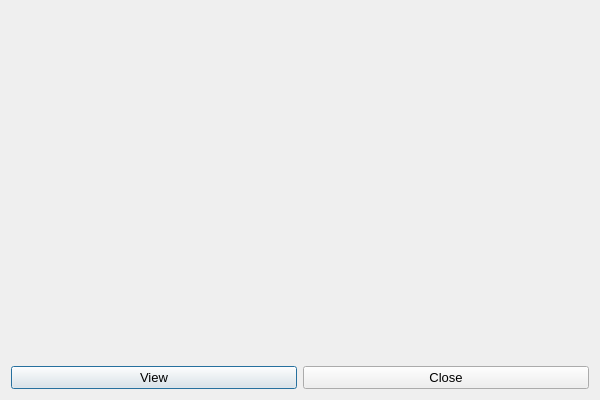
Qt form mangecko/views/ui_files/new_volume_dialog.ui (jjsmall009/mangecko) before a commit.
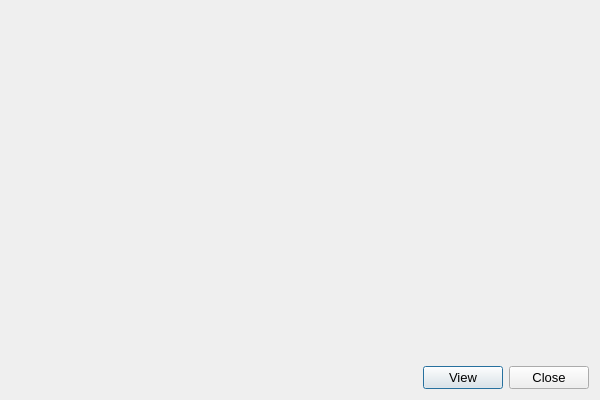
The same form after that commit.

```diff
--- a/mangecko/views/ui_files/new_volume_dialog.ui
+++ b/mangecko/views/ui_files/new_volume_dialog.ui
@@ -61,6 +61,19 @@
    </item>
    <item>
     <layout class="QHBoxLayout" name="bottom_layout">
+     <item>
+      <spacer name="horizontalSpacer">
+       <property name="orientation">
+        <enum>Qt::Horizontal</enum>
+       </property>
+       <property name="sizeHint" stdset="0">
+        <size>
+         <width>40</width>
+         <height>20</height>
+        </size>
+       </property>
+      </spacer>
+     </item>
      <item>
       <widget class="QPushButton" name="view_button">
        <property name="font">
```
